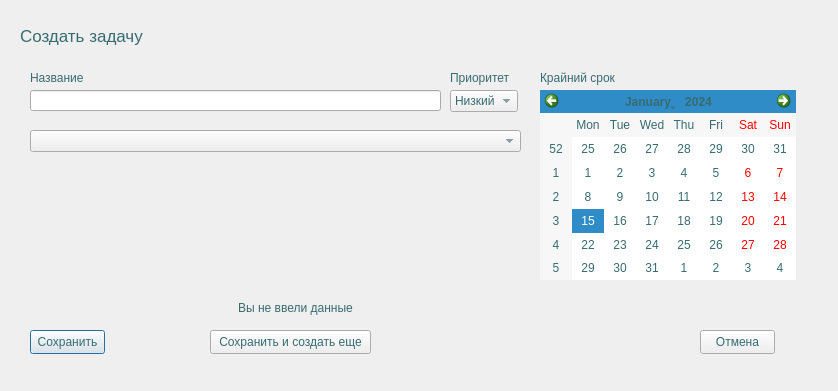
Qt form FormTask.ui (Barnaga/TerraCRM) before a commit.
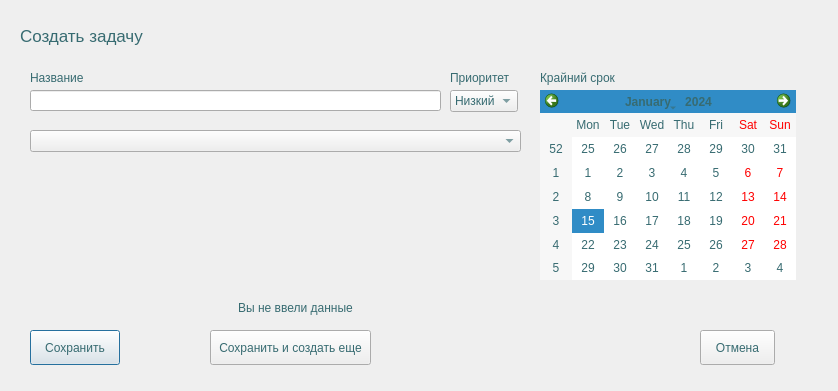
The same form after that commit.

The edit to the form file:
```diff
--- a/FormTask.ui
+++ b/FormTask.ui
@@ -36,8 +36,8 @@
     <rect>
      <x>30</x>
      <y>330</y>
-     <width>75</width>
-     <height>24</height>
+     <width>90</width>
+     <height>35</height>
     </rect>
    </property>
    <property name="text">
@@ -50,7 +50,7 @@
      <x>700</x>
      <y>330</y>
      <width>75</width>
-     <height>24</height>
+     <height>35</height>
     </rect>
    </property>
    <property name="text">
@@ -160,7 +160,7 @@
      <x>210</x>
      <y>330</y>
      <width>161</width>
-     <height>24</height>
+     <height>35</height>
     </rect>
    </property>
    <property name="text">
```
